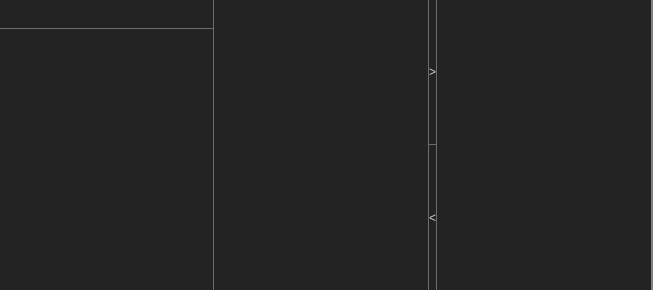
Qt form src/ui/game/drinkswidget.ui (lbproductions/psnewmodel) before a commit.
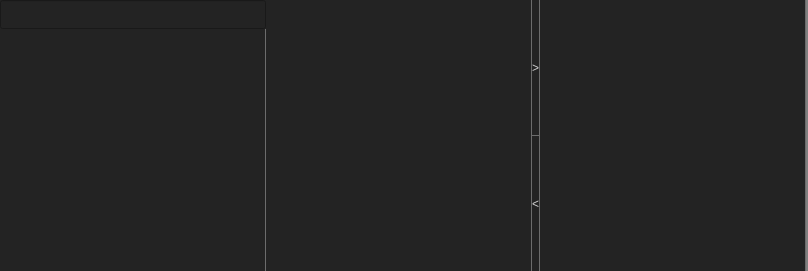
The same form after that commit.

Commit message: #8: DrinkWidget shows all drinks of the game. Added player colors.

The edit to the form file:
```diff
--- a/src/ui/game/drinkswidget.ui
+++ b/src/ui/game/drinkswidget.ui
@@ -6,8 +6,8 @@
    <rect>
     <x>0</x>
     <y>0</y>
-    <width>653</width>
-    <height>290</height>
+    <width>808</width>
+    <height>271</height>
    </rect>
   </property>
   <property name="minimumSize">
@@ -48,6 +48,15 @@
     background: rgb(80,80,80);
 }
 
+QTreeView {
+	border-right: 1px solid  rgb(108,108,108);
+}
+
+QTreeView::item:selected {
+	border-right: 1px solid  rgb(108,108,108);
+    background: rgb(80,80,80);
+}s
+
 QLineEdit {
 	border: none;
 	border-bottom: 1px solid  rgb(108,108,108);
@@ -87,7 +96,7 @@
      <property name="frameShadow">
       <enum>QFrame::Raised</enum>
      </property>
-     <layout class="QHBoxLayout" name="horizontalLayout_2">
+     <layout class="QHBoxLayout" name="horizontalLayout_2" stretch="1,1,0,1,0">
       <property name="spacing">
        <number>0</number>
       </property>
```
Left out of the diff: 23 changed lines with no effect on the pictures. The commit also changes 2 other files.
